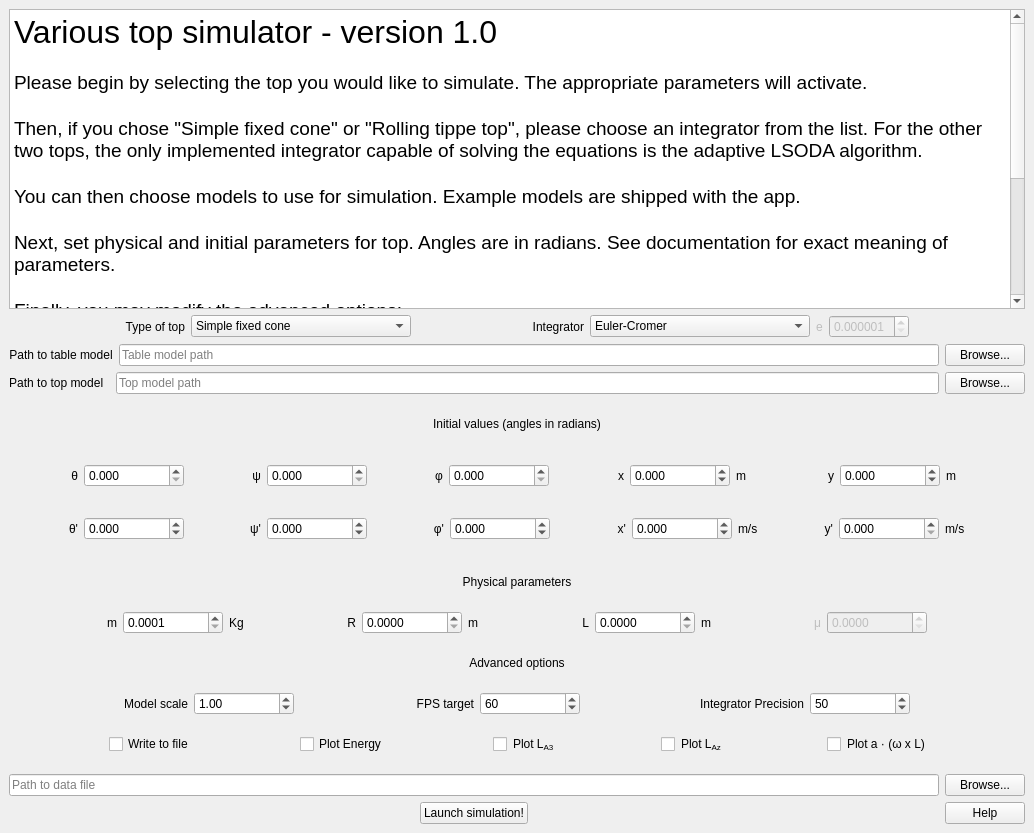
The window that mainwindow.ui (yannisulrich/ProjetToupie) describes before a commit, drawn with Qt 5.
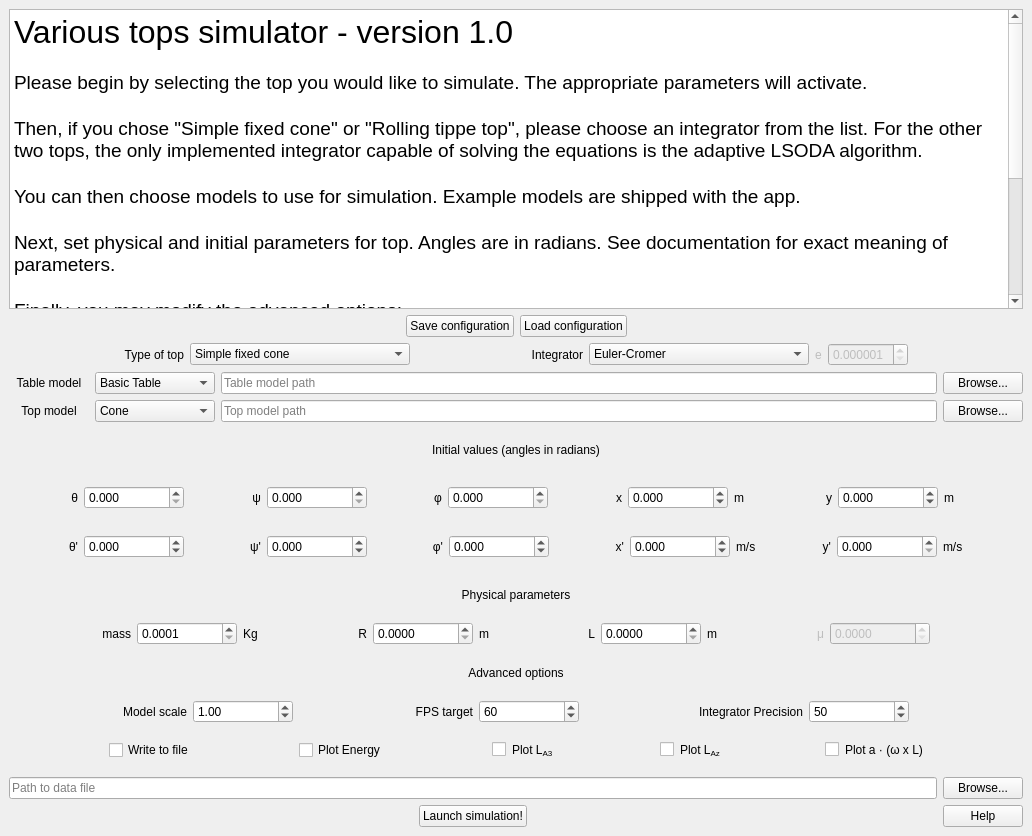
The same window after the commit.

Patch:
```diff
--- a/mainwindow.ui
+++ b/mainwindow.ui
@@ -6,8 +6,8 @@
    <rect>
     <x>0</x>
     <y>0</y>
-    <width>1034</width>
-    <height>833</height>
+    <width>1032</width>
+    <height>836</height>
    </rect>
   </property>
   <property name="windowTitle">
@@ -37,7 +37,7 @@
 &lt;html&gt;&lt;head&gt;&lt;meta name=&quot;qrichtext&quot; content=&quot;1&quot; /&gt;&lt;style type=&quot;text/css&quot;&gt;
 p, li { white-space: pre-wrap; }
 &lt;/style&gt;&lt;/head&gt;&lt;body style=&quot; font-family:'.AppleSystemUIFont'; font-size:13pt; font-weight:400; font-style:normal;&quot;&gt;
-&lt;p style=&quot; margin-top:0px; margin-bottom:0px; margin-left:0px; margin-right:0px; -qt-block-indent:0; text-indent:0px;&quot;&gt;&lt;span style=&quot; font-size:24pt;&quot;&gt;Various top simulator - version 1.0&lt;/span&gt;&lt;/p&gt;
+&lt;p style=&quot; margin-top:0px; margin-bottom:0px; margin-left:0px; margin-right:0px; -qt-block-indent:0; text-indent:0px;&quot;&gt;&lt;span style=&quot; font-size:24pt;&quot;&gt;Various tops simulator - version 1.0&lt;/span&gt;&lt;/p&gt;
 &lt;p style=&quot;-qt-paragraph-type:empty; margin-top:0px; margin-bottom:0px; margin-left:0px; margin-right:0px; -qt-block-indent:0; text-indent:0px;&quot;&gt;&lt;br /&gt;&lt;/p&gt;
 &lt;p style=&quot; margin-top:0px; margin-bottom:0px; margin-left:0px; margin-right:0px; -qt-block-indent:0; text-indent:0px;&quot;&gt;&lt;span style=&quot; font-size:14pt;&quot;&gt;Please begin by selecting the top you would like to simulate. The appropriate parameters will activate.&lt;/span&gt;&lt;/p&gt;
 &lt;p style=&quot;-qt-paragraph-type:empty; margin-top:0px; margin-bottom:0px; margin-left:0px; margin-right:0px; -qt-block-indent:0; text-indent:0px; font-size:14pt;&quot;&gt;&lt;br /&gt;&lt;/p&gt;
@@ -57,6 +57,50 @@
       </property>
      </widget>
     </item>
+    <item>
+     <layout class="QHBoxLayout" name="horizontalLayout_2">
+      <item>
+       <spacer name="horizontalSpacer_31">
+        <property name="orientation">
+         <enum>Qt::Horizontal</enum>
+        </property>
+        <property name="sizeHint" stdset="0">
+         <size>
+          <width>40</width>
+          <height>20</height>
+         </size>
+        </property>
+       </spacer>
+      </item>
+      <item>
+       <widget class="QPushButton" name="pushButton_saveconfig">
+        <property name="text">
+         <string>Save configuration</string>
+        </property>
+       </widget>
+      </item>
+      <item>
+       <widget class="QPushButton" name="pushButton_loadconfig">
+        <property name="text">
+         <string>Load configuration</string>
+        </property>
+       </widget>
+      </item>
+      <item>
+       <spacer name="horizontalSpacer_34">
+        <property name="orientation">
+         <enum>Qt::Horizontal</enum>
+        </property>
+        <property name="sizeHint" stdset="0">
+         <size>
+          <width>40</width>
+          <height>20</height>
+         </size>
+        </property>
+       </spacer>
+      </item>
+     </layout>
+    </item>
     <item>
      <layout class="QHBoxLayout" name="TopandIntegrator">
       <item>
@@ -217,14 +261,46 @@
      <layout class="QHBoxLayout" name="horizontalLayout_3">
       <item>
        <widget class="QLabel" name="label_6">
+        <property name="sizePolicy">
+         <sizepolicy hsizetype="Fixed" vsizetype="Preferred">
+          <horstretch>0</horstretch>
+          <verstretch>0</verstretch>
+         </sizepolicy>
+        </property>
+        <property name="minimumSize">
+         <size>
+          <width>80</width>
+          <height>0</height>
+         </size>
+        </property>
         <property name="text">
-         <string>Path to table model</string>
+         <string>Table model</string>
         </property>
         <property name="alignment">
          <set>Qt::AlignCenter</set>
         </property>
        </widget>
       </item>
+      <item>
+       <widget class="QComboBox" name="comboBox_tablemodel">
+        <property name="minimumSize">
+         <size>
+          <width>120</width>
+          <height>0</height>
+         </size>
+        </property>
+        <item>
+         <property name="text">
+          <string>Basic Table</string>
+         </property>
+        </item>
+        <item>
+         <property name="text">
+          <string>Custom...</string>
+         </property>
+        </item>
+       </widget>
+      </item>
       <item>
        <widget class="QLineEdit" name="pathToTableModel">
         <property name="enabled">
@@ -260,14 +336,45 @@
      <layout class="QHBoxLayout" name="horizontalLayout_4">
       <item>
        <widget class="QLabel" name="label_15">
+        <property name="minimumSize">
+         <size>
+          <width>80</width>
+          <height>0</height>
+         </size>
+        </property>
         <property name="text">
-         <string>Path to top model  </string>
+         <string>Top model</string>
         </property>
         <property name="alignment">
          <set>Qt::AlignCenter</set>
         </property>
        </widget>
       </item>
+      <item>
+       <widget class="QComboBox" name="comboBox_topmodel">
+        <property name="minimumSize">
+         <size>
+          <width>120</width>
+          <height>0</height>
+         </size>
+        </property>
+        <item>
+         <property name="text">
+          <string>Cone</string>
+         </property>
+        </item>
+        <item>
+         <property name="text">
+          <string>Tippe Top</string>
+         </property>
+        </item>
+        <item>
+         <property name="text">
+          <string>Custom...</string>
+         </property>
+        </item>
+       </widget>
+      </item>
       <item>
        <widget class="QLineEdit" name="pathToTopModel">
         <property name="enabled">
@@ -882,7 +989,7 @@
       <item>
        <widget class="QLabel" name="massLabel">
         <property name="text">
-         <string>m</string>
+         <string>mass</string>
         </property>
         <property name="alignment">
          <set>Qt::AlignRight|Qt::AlignTrailing|Qt::AlignVCenter</set>
```
Left out of the diff: 2 changed lines with no effect on the pictures.
